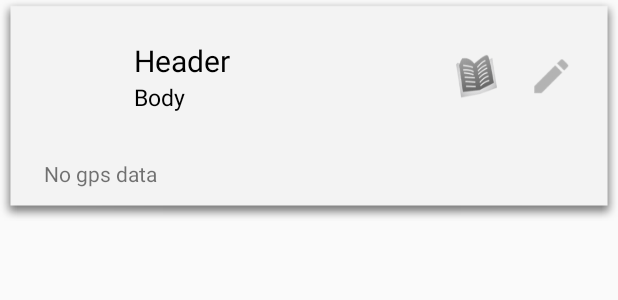
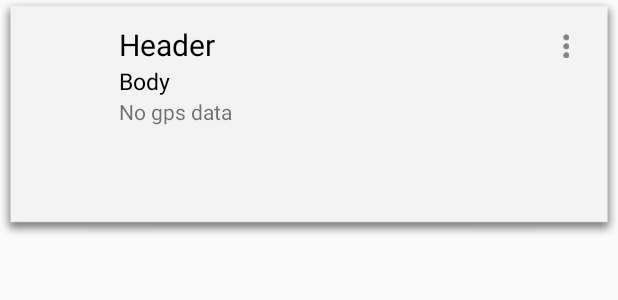
Before and after one commit to Dragues/SmartNotes, an Android app: the layout note_item.xml on its own in the app's theme, with its tools: preview values and no code run, on a phone screen of 412 x 824 dp. Shown: the top 300 px of the screen. Run offline under Robolectric (Android 15) with nearby library versions, the light colour scheme and no system bars.

Commit message:
переработал стартовый экран заметок под новый дизайн, добавил попап для вызова меню редактирования и экспорта, сделал скругленные иконки внутри заметки

```diff
--- a/app/src/main/java/com/example/chist/testprojectmosru/Application/Utils.java
+++ b/app/src/main/java/com/example/chist/testprojectmosru/Application/Utils.java
@@ -166,7 +166,7 @@ public class Utils {
         File file = new File(smallImagePath, header);
         if (file.exists()) file.delete();
         try {
-            Bitmap resizeBitMap = needCrop ? Bitmap.createScaledBitmap(bitmap, 120, 120 * bitmap.getHeight()/bitmap.getWidth(), false) : bitmap;
+            Bitmap resizeBitMap = needCrop ? Bitmap.createScaledBitmap(bitmap, 120, 120, false) : bitmap;
             FileOutputStream out = new FileOutputStream(file);
             resizeBitMap.compress(Bitmap.CompressFormat.JPEG, 90, out);
             out.flush();
--- a/app/src/main/res/layout/note_item.xml
+++ b/app/src/main/res/layout/note_item.xml
@@ -1,112 +1,98 @@
 <?xml version="1.0" encoding="utf-8"?>
 <LinearLayout xmlns:android="http://schemas.android.com/apk/res/android"
+    android:layout_height="wrap_content"
     android:layout_width="match_parent"
-    android:layout_height="wrap_content"
-    android:gravity="center_vertical"
     android:background="@drawable/note_background"
-    android:orientation="vertical">
+    android:orientation="horizontal">
+
 
     <LinearLayout
         android:id="@+id/internatnoteview"
         android:layout_width="match_parent"
-        android:layout_height="wrap_content"
-        android:gravity="center_vertical"
+        android:layout_height="140dp"
         android:orientation="vertical">
+
         <LinearLayout
             android:layout_width="fill_parent"
-        android:layout_height="90dp"
+            android:layout_height="wrap_content"
             android:layout_weight="1"
-        android:gravity="center_vertical"
+            android:orientation="horizontal">
+
+
+            <LinearLayout
+                android:layout_width="0dp"
+                android:layout_height="wrap_content"
+                android:layout_marginRight="5dp"
+                android:layout_weight="1"
                 android:orientation="horizontal">
 
                 <ImageView
                     android:id="@+id/photo"
                     android:layout_width="@dimen/icon_width"
                     android:layout_height="@dimen/icon_width"
-            android:layout_marginLeft="@dimen/icon_marginleft"
-            android:layout_marginTop="@dimen/icon_margintop"
-            android:adjustViewBounds="false"/>
+                    android:layout_marginLeft="10dp"
+                    android:layout_marginTop="10dp"
+                    android:adjustViewBounds="false" />
 
                 <LinearLayout
-            android:layout_width="0dp"
-            android:layout_height="match_parent"
-            android:layout_weight="1"
+                    android:layout_width="wrap_content"
+                    android:layout_height="wrap_content"
+                    android:layout_marginLeft="10dp"
                     android:gravity="center_vertical"
-            android:layout_marginRight="5dp"
-            android:orientation="vertical">
+                    android:orientation="vertical"
+                    android:layout_marginTop="10dp">
 
                     <TextView
                         android:id="@+id/header"
                         android:layout_width="wrap_content"
                         android:layout_height="wrap_content"
                         android:layout_gravity="left"
-                android:layout_marginLeft="10dp"
+                        android:singleLine="true"
                         android:text="Header"
                         android:textColor="#000000"
-                android:textSize="@dimen/note_item_header_textsize"
-                android:singleLine="true"/>
+                        android:textSize="@dimen/note_item_header_textsize" />
 
 
                     <TextView
                         android:id="@+id/body"
                         android:layout_width="wrap_content"
                         android:layout_height="wrap_content"
-                android:layout_marginLeft="10dp"
+                        android:singleLine="true"
                         android:text="Body"
                         android:textColor="#000000"
-                android:textSize="@dimen/note_item_body_textsize"
-                android:singleLine="true"/>
+                        android:textSize="@dimen/note_item_body_textsize" />
 
+                    <TextView
+                        android:id="@+id/coords"
+                        android:layout_width="wrap_content"
+                        android:layout_height="wrap_content"
+                        android:layout_weight="1"
+                        android:gravity="center_vertical"
+                        android:orientation="horizontal"
+                        android:text="@string/no_data"
+                        android:visibility="visible"></TextView>
+
+                </LinearLayout>
             </LinearLayout>
 
             <LinearLayout
                 android:layout_width="wrap_content"
-            android:layout_height="wrap_content"
-            android:orientation="horizontal">
+                android:layout_height="fill_parent"
+                android:orientation="vertical">
 
                 <ImageView
-            android:id="@+id/export"
+                    android:id="@+id/popup"
                     android:layout_width="@dimen/note_item_subicons"
                     android:layout_height="@dimen/note_item_subicons"
-            android:layout_marginRight="20dp"
-            android:background="@drawable/exported" />
+                    android:layout_marginRight="10dp"
+                    android:layout_marginTop="10dp"
+                    android:background="@drawable/ic_action_overflow" />
 
-        <ImageView
-            android:id="@+id/edit"
-            android:layout_width="@dimen/note_item_subicons"
-            android:layout_height="@dimen/note_item_subicons"
-            android:layout_marginRight="20dp"
-            android:background="@drawable/icn_edit_dark" />
             </LinearLayout>
 
         </LinearLayout>
 
-    <LinearLayout
-        android:layout_width="fill_parent"
-        android:layout_height="wrap_content"
-        android:layout_weight="1"
-        android:gravity="center_vertical"
-        android:orientation="horizontal"
-        android:layout_marginTop="@dimen/coords_margintop"
-        android:layout_gravity="center_horizontal"
-        android:visibility="visible"
-        android:layout_marginBottom="10dp">
 
-        <TextView
-            android:id="@+id/coords"
-            android:layout_width="0dp"
-            android:layout_height="wrap_content"
-            android:gravity="center_vertical"
-            android:orientation="horizontal"
-            android:visibility="visible"
-            android:layout_marginLeft="@dimen/coords_marginleft"
-            android:text="@string/no_data"
-            android:layout_weight="1">
-        </TextView>
-
-
-
-        </LinearLayout>
     </LinearLayout>
 
 </LinearLayout>
--- a/app/src/main/res/values-sw600dp/dimens.xml
+++ b/app/src/main/res/values-sw600dp/dimens.xml
@@ -12,12 +12,12 @@
     <dimen name="textsize_info">25sp</dimen>
     <dimen name="textheader_margin">18dp</dimen>
     <dimen name="headertextsize">25sp</dimen>
-    <dimen name="icon_width">80dp</dimen>
+    <dimen name="icon_width">70dp</dimen>
     <dimen name="icon_margintop">10dp</dimen>
     <dimen name="icon_marginleft">20dp</dimen>
     <dimen name="note_item_header_textsize">24sp</dimen>
     <dimen name="note_item_body_textsize">15sp</dimen>
-    <dimen name="note_item_subicons">40dp</dimen>
+    <dimen name="note_item_subicons">30dp</dimen>
 
     <dimen name="icon_note_width">300dp</dimen>
     <dimen name="textsize_noteview_header">30sp</dimen>
--- a/app/src/main/res/values/strings.xml
+++ b/app/src/main/res/values/strings.xml
@@ -27,6 +27,8 @@
     <string name="app_info" > \tПриложение Smart Notes позволяет сохранять заметки, назначать им приоритет, экспортировать их в отдельный файл, постить в социальных сетях информацию о них.\n\t
         Идея разработки приложения предоставлена компанией mos.ru</string>
     <string name="info">Info</string>
+    <string name="edit">edit</string>
+    <string name="export">export</string>
 
 
 </resources>
```
Also changed, not shown: app/src/main/java/com/example/chist/testprojectmosru/NotesActivityPackage/NoteAdapter.java (+165 -65 lines), app/src/main/java/com/example/chist/testprojectmosru/picasso/CropTransformation.java (added, +63 -0 lines), app/src/main/res/layout/popup_item.xml (added, +33 -0 lines), app/src/main/res/layout/popup_window_edit.xml (added, +19 -0 lines), app/src/main/res/drawable-hdpi/ic_action_overflow.png (added), app/src/main/res/drawable-hdpi/overflow_dark.png (added), app/src/main/res/drawable-mdpi/ic_action_overflow.png (added), app/src/main/res/drawable-mdpi/overflow_dark.png (added), app/src/main/res/drawable-xhdpi/ic_action_overflow.png (added), app/src/main/res/drawable-xhdpi/overflow_dark.png (added), app/src/main/res/drawable-xxhdpi/ic_action_overflow.png (added), app/src/main/res/drawable-xxhdpi/overflow_dark.png (added), app/src/main/res/drawable-xxxhdpi/ic_action_overflow.png (added), app/src/main/res/drawable-xxxhdpi/overflow_dark.png (added). Lines whose indentation alone changed are shown as unchanged.
